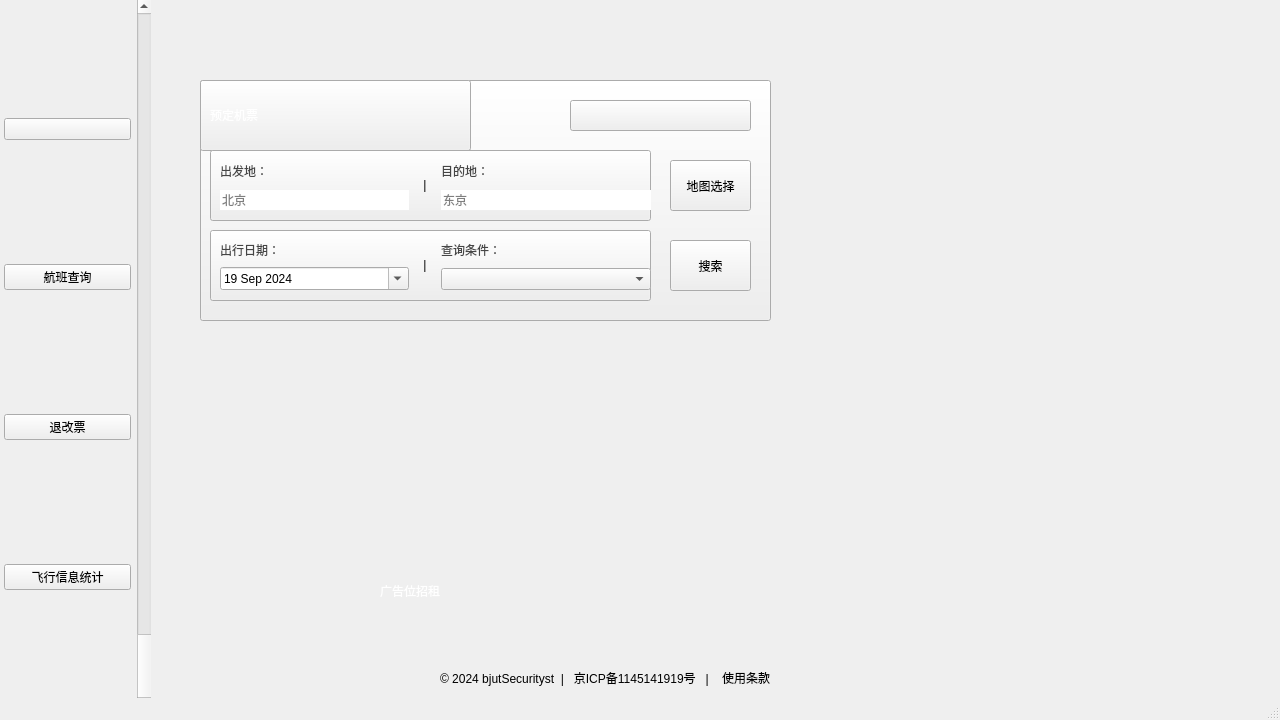
Above: mainwindow.ui from bjutSecurityst/Dtrip before the change. Below: the same form after it.
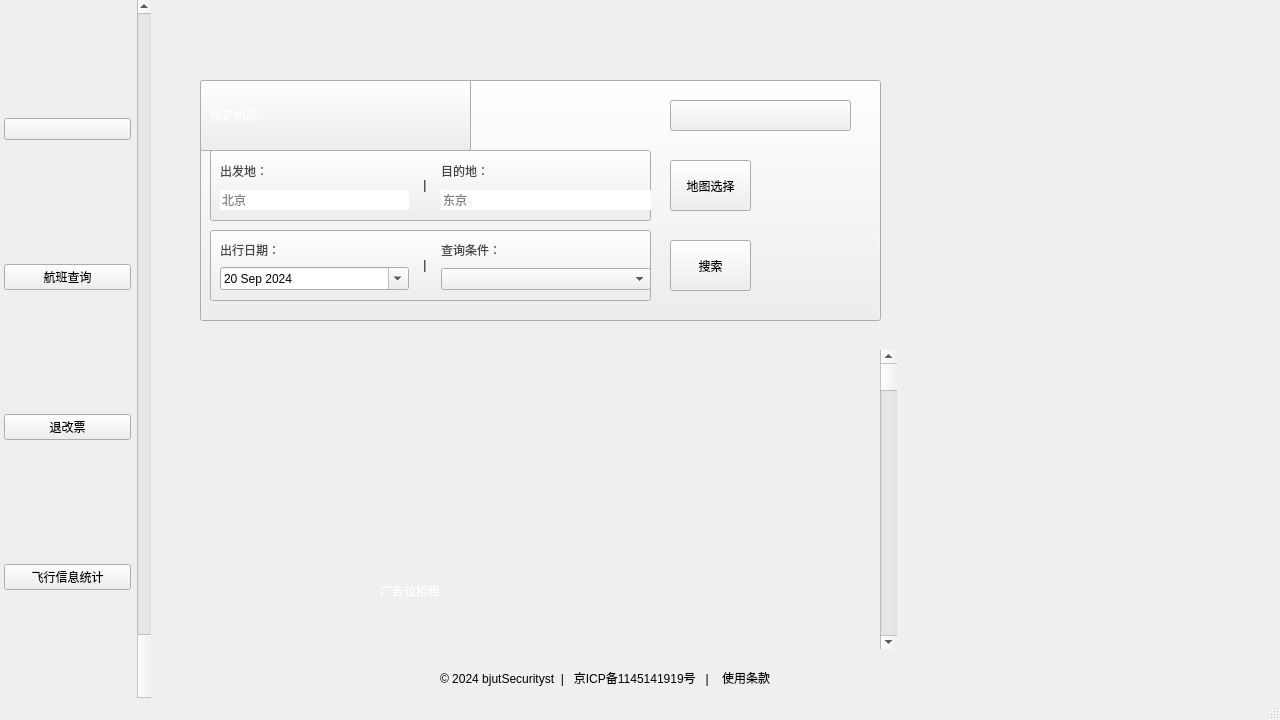
That is the form after the change. Icons and pictures are not drawn.

Patch:
```diff
--- a/mainwindow.ui
+++ b/mainwindow.ui
@@ -191,7 +191,7 @@
      <rect>
       <x>200</x>
       <y>80</y>
-      <width>571</width>
+      <width>681</width>
       <height>241</height>
      </rect>
     </property>
@@ -355,7 +355,7 @@
    <widget class="QPushButton" name="easystay">
     <property name="geometry">
      <rect>
-      <x>570</x>
+      <x>670</x>
       <y>100</y>
       <width>181</width>
       <height>31</height>
@@ -428,7 +428,7 @@
            <second>0</second>
            <year>2024</year>
            <month>9</month>
-           <day>19</day>
+           <day>20</day>
           </datetime>
          </property>
          <property name="maximumDate">
@@ -441,6 +441,13 @@
          <property name="calendarPopup">
           <bool>true</bool>
          </property>
+         <property name="date">
+          <date>
+           <year>2024</year>
+           <month>9</month>
+           <day>20</day>
+          </date>
+         </property>
         </widget>
        </item>
       </layout>
@@ -565,7 +572,7 @@
    <widget class="QLabel" name="label_8">
     <property name="geometry">
      <rect>
-      <x>810</x>
+      <x>920</x>
       <y>80</y>
       <width>331</width>
       <height>541</height>
@@ -609,7 +616,7 @@
      <rect>
       <x>380</x>
       <y>570</y>
-      <width>141</width>
+      <width>531</width>
       <height>41</height>
      </rect>
     </property>
@@ -621,6 +628,39 @@
      <string>广告位招租</string>
     </property>
    </widget>
+   <widget class="QWidget" name="verticalLayoutWidget">
+    <property name="geometry">
+     <rect>
+      <x>200</x>
+      <y>350</y>
+      <width>681</width>
+      <height>301</height>
+     </rect>
+    </property>
+    <layout class="QVBoxLayout" name="verticalLayout_2"/>
+   </widget>
+   <widget class="QScrollBar" name="verticalScrollBar_2">
+    <property name="geometry">
+     <rect>
+      <x>880</x>
+      <y>350</y>
+      <width>17</width>
+      <height>299</height>
+     </rect>
+    </property>
+    <property name="minimum">
+     <number>1</number>
+    </property>
+    <property name="maximum">
+     <number>100</number>
+    </property>
+    <property name="orientation">
+     <enum>Qt::Orientation::Vertical</enum>
+    </property>
+    <property name="invertedAppearance">
+     <bool>false</bool>
+    </property>
+   </widget>
    <zorder>backgroundsky</zorder>
    <zorder>home_background</zorder>
    <zorder>layoutbutton</zorder>
```
Left out of the diff: 2 changed lines with no effect on the pictures.
